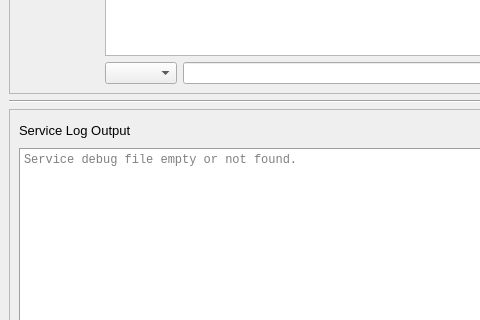
Before: the Qt Designer form ServiceManager/GUI/layouts/MainWindow.ui in ISISNeutronMuon/HLM_PV_Import, drawn with Qt 5; both pictures show x 0 to 480 and y 432 to 752 of the 1200 by 885 pixel window.
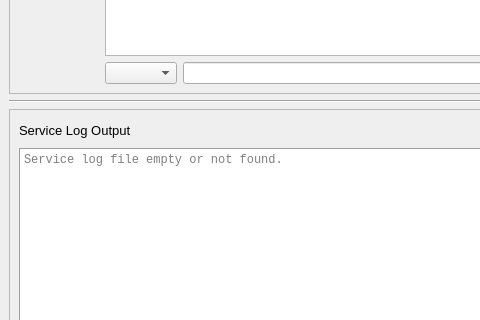
After: the same form once the commit is applied.

Commit message: Minor renaming, ver. const update

The edit to the form file:
```diff
--- a/ServiceManager/GUI/layouts/MainWindow.ui
+++ b/ServiceManager/GUI/layouts/MainWindow.ui
@@ -1192,7 +1192,7 @@
                <bool>false</bool>
               </property>
               <property name="placeholderText">
-               <string>Service debug file empty or not found.</string>
+               <string>Service log file empty or not found.</string>
               </property>
              </widget>
             </item>
```
Left out of the diff: 2 changed lines with no effect on the pictures. The commit also changes 2 other files.
